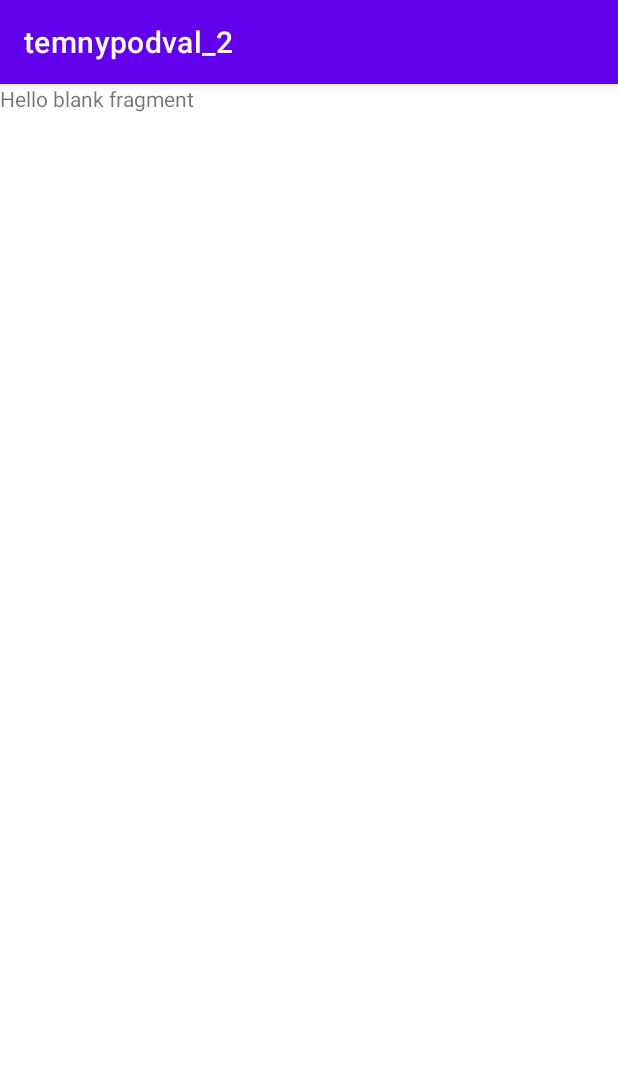
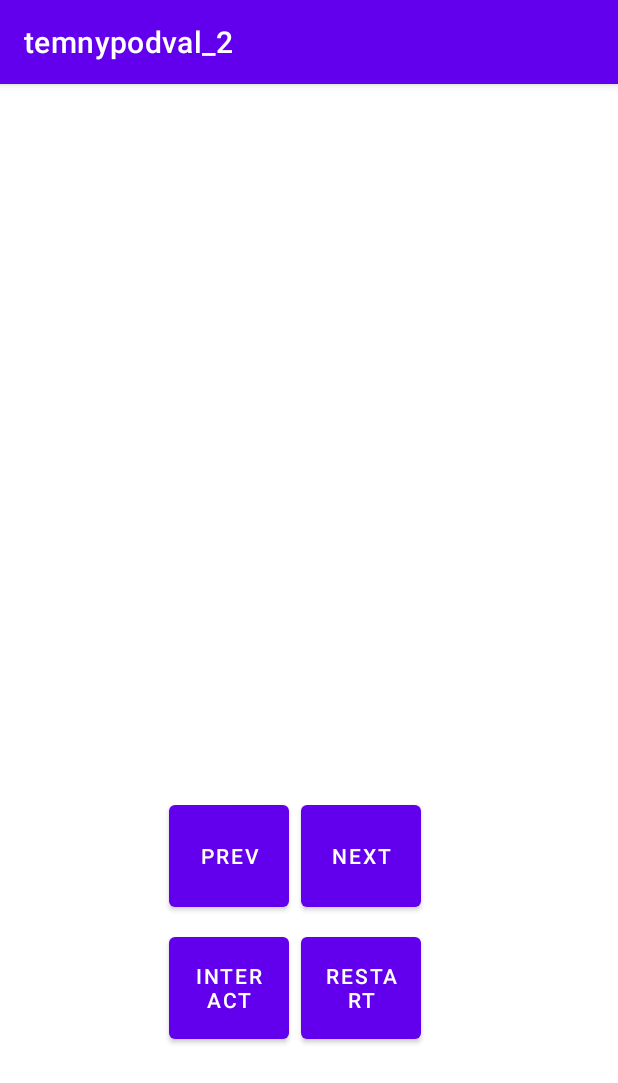
Before and after one commit to graphorismo/temnypodval_2, an Android app: the fragment MainFragment shown on its own in the app's theme, on a phone screen of 412 x 824 dp. Shown: the top 1083 px of the screen. Run offline under Robolectric (Android 15) with nearby library versions, the phone set to English and light mode, and no system bars.

Commit message:
fragment_main layout ready

```diff
--- a/app/src/main/res/layout/fragment_main.xml
+++ b/app/src/main/res/layout/fragment_main.xml
@@ -1,14 +1,41 @@
 <?xml version="1.0" encoding="utf-8"?>
-<FrameLayout xmlns:android="http://schemas.android.com/apk/res/android"
+<androidx.constraintlayout.widget.ConstraintLayout xmlns:android="http://schemas.android.com/apk/res/android"
+    xmlns:app="http://schemas.android.com/apk/res-auto"
     xmlns:tools="http://schemas.android.com/tools"
+    android:id="@+id/ConstraintLayout_fragmentMain"
     android:layout_width="match_parent"
     android:layout_height="match_parent"
     tools:context=".MainFragment">
 
-    <!-- TODO: Update blank fragment layout -->
-    <TextView
-        android:layout_width="match_parent"
-        android:layout_height="match_parent"
-        android:text="@string/hello_blank_fragment" />
+    <androidx.fragment.app.FragmentContainerView
+        android:id="@+id/fragmentMain_fragmentContainerViewInfo"
+        android:name="ru.graphorismo.temnypodval_2.InfoFragment"
+        android:layout_width="200dp"
+        android:layout_height="200dp"
+        android:layout_marginTop="44dp"
+        app:layout_constraintEnd_toEndOf="parent"
+        app:layout_constraintHorizontal_bias="0.497"
+        app:layout_constraintStart_toStartOf="parent"
+        app:layout_constraintTop_toTopOf="parent" />
 
-</FrameLayout>
+    <androidx.fragment.app.FragmentContainerView
+        android:id="@+id/fragmentMain_fragmentContainerViewPicture"
+        android:name="ru.graphorismo.temnypodval_2.PictureFragment"
+        android:layout_width="200dp"
+        android:layout_height="200dp"
+        android:layout_marginTop="12dp"
+        app:layout_constraintEnd_toEndOf="@+id/fragmentMain_fragmentContainerViewInfo"
+        app:layout_constraintStart_toStartOf="@+id/fragmentMain_fragmentContainerViewInfo"
+        app:layout_constraintTop_toBottomOf="@+id/fragmentMain_fragmentContainerViewInfo" />
+
+    <androidx.fragment.app.FragmentContainerView
+        android:id="@+id/fragmentMain_fragmentContainerViewButtons"
+        android:name="ru.graphorismo.temnypodval_2.ButtonsFragment"
+        android:layout_width="200dp"
+        android:layout_height="200dp"
+        android:layout_marginTop="16dp"
+        app:layout_constraintEnd_toEndOf="@+id/fragmentMain_fragmentContainerViewPicture"
+        app:layout_constraintHorizontal_bias="0.0"
+        app:layout_constraintStart_toStartOf="@+id/fragmentMain_fragmentContainerViewPicture"
+        app:layout_constraintTop_toBottomOf="@+id/fragmentMain_fragmentContainerViewPicture" />
+</androidx.constraintlayout.widget.ConstraintLayout>
```
